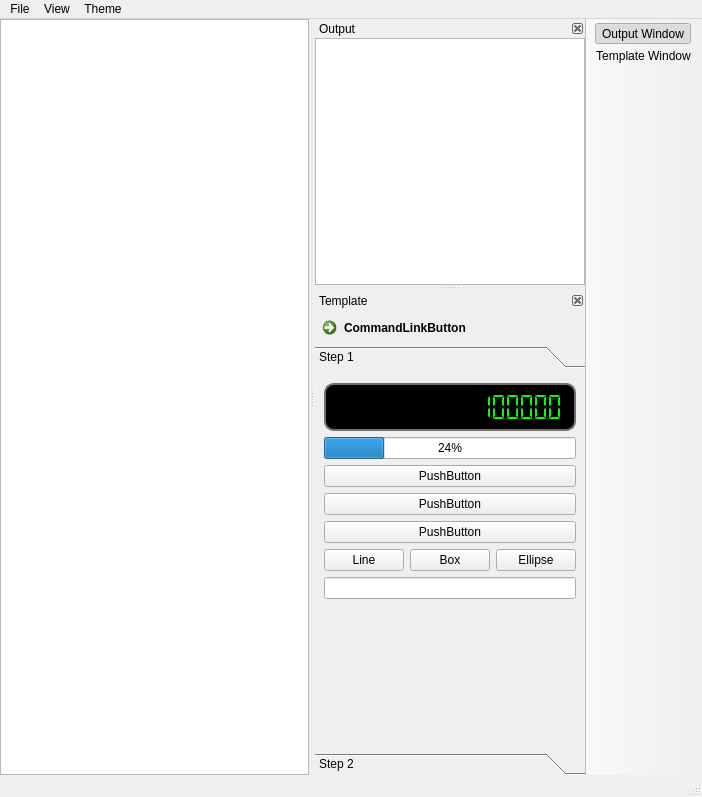
jeffwong728/CommonTools, file src/mainwindow.ui: the form before one commit.
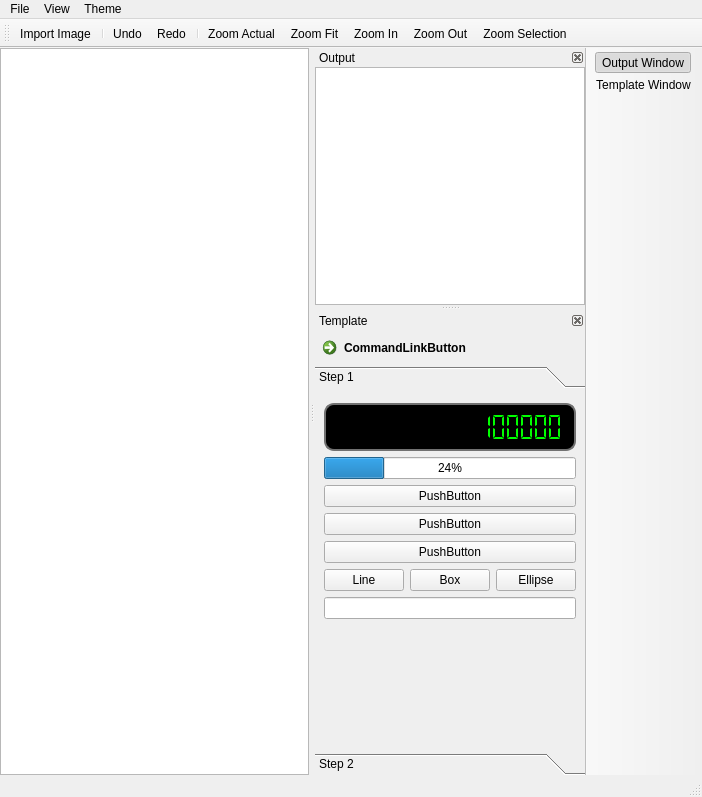
The form after the commit. The open tabs and pages were chosen to show the change. Icons and pictures are not drawn.

Commit message: add zoom icons

Patch:
```diff
--- a/src/mainwindow.ui
+++ b/src/mainwindow.ui
@@ -137,8 +137,8 @@
    </property>
    <property name="minimumSize">
     <size>
-     <width>180</width>
-     <height>109</height>
+     <width>258</width>
+     <height>213</height>
     </size>
    </property>
    <property name="windowIcon">
@@ -159,7 +159,7 @@
    </attribute>
    <widget class="QWidget" name="dockWidgetContents">
     <property name="sizePolicy">
-     <sizepolicy hsizetype="Expanding" vsizetype="Expanding">
+     <sizepolicy hsizetype="Preferred" vsizetype="Preferred">
       <horstretch>1</horstretch>
       <verstretch>1</verstretch>
      </sizepolicy>
@@ -184,6 +184,12 @@
       <layout class="QVBoxLayout" name="verticalLayout">
        <item>
         <widget class="QTextEdit" name="textEdit">
+         <property name="sizePolicy">
+          <sizepolicy hsizetype="Preferred" vsizetype="Preferred">
+           <horstretch>0</horstretch>
+           <verstretch>0</verstretch>
+          </sizepolicy>
+         </property>
          <property name="autoFillBackground">
           <bool>false</bool>
          </property>
@@ -239,7 +245,7 @@
        <item>
         <widget class="QToolBox" name="toolBox">
          <property name="sizePolicy">
-          <sizepolicy hsizetype="Preferred" vsizetype="Expanding">
+          <sizepolicy hsizetype="Preferred" vsizetype="Preferred">
            <horstretch>0</horstretch>
            <verstretch>1</verstretch>
           </sizepolicy>
@@ -253,7 +259,7 @@
             <x>0</x>
             <y>0</y>
             <width>274</width>
-            <height>432</height>
+            <height>327</height>
            </rect>
           </property>
           <attribute name="label">
@@ -265,7 +271,7 @@
              <item>
               <widget class="QLCDNumber" name="lcdNumber">
                <property name="sizePolicy">
-                <sizepolicy hsizetype="Expanding" vsizetype="Fixed">
+                <sizepolicy hsizetype="Preferred" vsizetype="Preferred">
                  <horstretch>0</horstretch>
                  <verstretch>0</verstretch>
                 </sizepolicy>
@@ -316,6 +322,12 @@
              </item>
              <item>
               <widget class="QProgressBar" name="progressBar">
+               <property name="sizePolicy">
+                <sizepolicy hsizetype="Preferred" vsizetype="Preferred">
+                 <horstretch>0</horstretch>
+                 <verstretch>0</verstretch>
+                </sizepolicy>
+               </property>
                <property name="value">
                 <number>24</number>
                </property>
@@ -368,7 +380,14 @@
               </layout>
              </item>
              <item>
-              <widget class="QLineEdit" name="lineEdit"/>
+              <widget class="QLineEdit" name="lineEdit">
+               <property name="sizePolicy">
+                <sizepolicy hsizetype="Preferred" vsizetype="Preferred">
+                 <horstretch>0</horstretch>
+                 <verstretch>0</verstretch>
+                </sizepolicy>
+               </property>
+              </widget>
              </item>
              <item>
               <spacer name="verticalSpacer">
@@ -471,6 +490,27 @@
     </layout>
    </widget>
   </widget>
+  <widget class="QToolBar" name="mainToolBar">
+   <property name="windowTitle">
+    <string>toolBar_2</string>
+   </property>
+   <attribute name="toolBarArea">
+    <enum>TopToolBarArea</enum>
+   </attribute>
+   <attribute name="toolBarBreak">
+    <bool>false</bool>
+   </attribute>
+   <addaction name="actionImport_Image"/>
+   <addaction name="separator"/>
+   <addaction name="actionUndo"/>
+   <addaction name="actionRedo"/>
+   <addaction name="separator"/>
+   <addaction name="actionZoom_Actual"/>
+   <addaction name="actionZoom_Fit"/>
+   <addaction name="actionZoom_In"/>
+   <addaction name="actionZoom_Out"/>
+   <addaction name="actionZoom_Selection"/>
+  </widget>
   <action name="actionImport_Image">
    <property name="text">
     <string>Import Image</string>
@@ -538,6 +578,96 @@
     <string>Default</string>
    </property>
   </action>
+  <action name="actionUndo">
+   <property name="icon">
+    <iconset resource="../resources/resources.qrc">
+     <normaloff>:/qss_icons/images/Arrow-turn-left-icon.png</normaloff>:/qss_icons/images/Arrow-turn-left-icon.png</iconset>
+   </property>
+   <property name="text">
+    <string>Undo</string>
+   </property>
+   <property name="toolTip">
+    <string>Undo</string>
+   </property>
+   <property name="shortcut">
+    <string>Ctrl+Z</string>
+   </property>
+  </action>
+  <action name="actionRedo">
+   <property name="icon">
+    <iconset resource="../resources/resources.qrc">
+     <normaloff>:/qss_icons/images/Arrow-turn-right-icon.png</normaloff>:/qss_icons/images/Arrow-turn-right-icon.png</iconset>
+   </property>
+   <property name="text">
+    <string>Redo</string>
+   </property>
+   <property name="toolTip">
+    <string>Redo</string>
+   </property>
+   <property name="shortcut">
+    <string>Ctrl+Shift+Z</string>
+   </property>
+  </action>
+  <action name="actionZoom_Actual">
+   <property name="icon">
+    <iconset resource="../resources/resources.qrc">
+     <normaloff>:/qss_icons/images/zoom_actual_equal.png</normaloff>:/qss_icons/images/zoom_actual_equal.png</iconset>
+   </property>
+   <property name="text">
+    <string>Zoom Actual</string>
+   </property>
+   <property name="toolTip">
+    <string>Zoom Actual</string>
+   </property>
+  </action>
+  <action name="actionZoom_Fit">
+   <property name="icon">
+    <iconset resource="../resources/resources.qrc">
+     <normaloff>:/qss_icons/images/zoom_fit.png</normaloff>:/qss_icons/images/zoom_fit.png</iconset>
+   </property>
+   <property name="text">
+    <string>Zoom Fit</string>
+   </property>
+   <property name="toolTip">
+    <string>Zoom Fit</string>
+   </property>
+  </action>
+  <action name="actionZoom_In">
+   <property name="icon">
+    <iconset resource="../resources/resources.qrc">
+     <normaloff>:/qss_icons/images/zoom_in.png</normaloff>:/qss_icons/images/zoom_in.png</iconset>
+   </property>
+   <property name="text">
+    <string>Zoom In</string>
+   </property>
+   <property name="toolTip">
+    <string>Zoom In</string>
+   </property>
+  </action>
+  <action name="actionZoom_Out">
+   <property name="icon">
+    <iconset resource="../resources/resources.qrc">
+     <normaloff>:/qss_icons/images/zoom_out.png</normaloff>:/qss_icons/images/zoom_out.png</iconset>
+   </property>
+   <property name="text">
+    <string>Zoom Out</string>
+   </property>
+   <property name="toolTip">
+    <string>Zoom Out</string>
+   </property>
+  </action>
+  <action name="actionZoom_Selection">
+   <property name="icon">
+    <iconset resource="../resources/resources.qrc">
+     <normaloff>:/qss_icons/images/zoom_selection.png</normaloff>:/qss_icons/images/zoom_selection.png</iconset>
+   </property>
+   <property name="text">
+    <string>Zoom Selection</string>
+   </property>
+   <property name="toolTip">
+    <string>Zoom Selection</string>
+   </property>
+  </action>
  </widget>
  <resources>
   <include location="../resources/resources.qrc"/>
```
Left out of the diff: 11 changed lines with no effect on the pictures. The commit also changes 22 other files.
